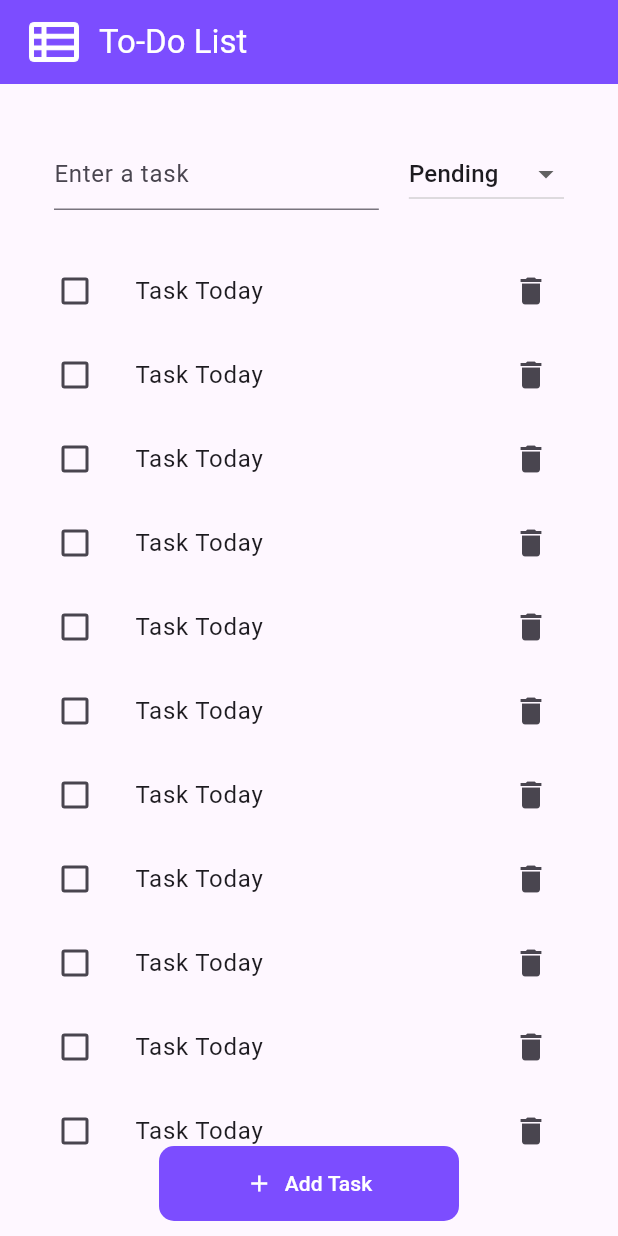
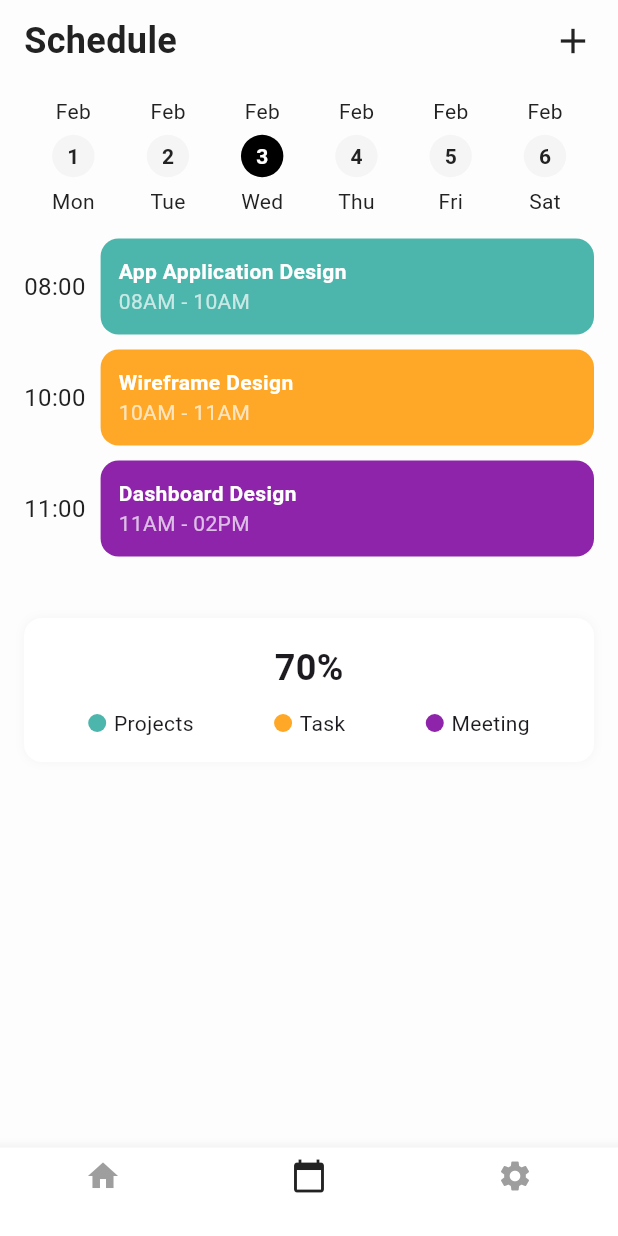
Before and after one commit to Bin291/flutter_new, a Flutter app: the screen it shows after launch, on a phone screen of 412 x 824 dp. Run offline on Flutter 3.47's test engine with Material 3 defaults, Android fonts, the phone set to English and light mode, and no system bars.

Commit message:
feat: change UI

```diff
--- a/buoi2/lib/main.dart
+++ b/buoi2/lib/main.dart
@@ -1,44 +1,220 @@
 import 'package:flutter/material.dart';
-import 'widgets/custom_button.dart';
-import 'widgets/todo_widget.dart';
 
 void main() {
-  runApp(MyApp());
+  runApp(const MyApp());
 }
 
 class MyApp extends StatelessWidget {
+  const MyApp({super.key});
+
   @override
   Widget build(BuildContext context) {
     return MaterialApp(
       debugShowCheckedModeBanner: false,
-      home: TodoScreen(),
+      home: ScheduleScreen(),
     );
   }
 }
 
-class TodoScreen extends StatelessWidget {
+class ScheduleScreen extends StatelessWidget {
   @override
   Widget build(BuildContext context) {
     return Scaffold(
-      appBar: AppBar(
-        backgroundColor: Colors.deepPurpleAccent,
-        title: Row(
+      backgroundColor: Color(0xFFFDFDFD),
+      body: SafeArea(
+        child: Column(
           children: [
-            Image(image: AssetImage(
-              "assets/images/view-list.png"), // Sử dụng hình ảnh thay thế icon
-              width: 40,
-              height: 40,
-              color: Colors.white,
+            ScheduleHeader(),
+            DateSelector(),
+            Expanded(
+              child: ListView(
+                children: [
+                  ScheduleList(),
+                  SizedBox(height: 20),
+                  AnalyticsCard(),
+                ],
+              ),
             ),
-            SizedBox(width: 10),
-            Text("To-Do List", style: TextStyle(color: Colors.white)),
           ],
         ),
       ),
-      body: Padding(
-        padding: EdgeInsets.all(10.0),
-        child: TodoWidget(),
+      bottomNavigationBar: BottomNavBar(),
+    );
+  }
+}
+
+// Widget hiển thị tiêu đề
+class ScheduleHeader extends StatelessWidget {
+  @override
+  Widget build(BuildContext context) {
+    return Padding(
+      padding: const EdgeInsets.symmetric(horizontal: 16.0, vertical: 10),
+      child: Row(
+        mainAxisAlignment: MainAxisAlignment.spaceBetween,
+        children: [
+          Text(
+            "Schedule",
+            style: TextStyle(fontSize: 24, fontWeight: FontWeight.bold, color: Color(0xFF222222)),
+          ),
+          Icon(Icons.add, size: 28, color: Color(0xFF222222)),
+        ],
       ),
     );
   }
 }
+
+// Widget hiển thị ngày tháng
+class DateSelector extends StatelessWidget {
+  @override
+  Widget build(BuildContext context) {
+    return Padding(
+      padding: const EdgeInsets.symmetric(vertical: 10),
+      child: Row(
+        mainAxisAlignment: MainAxisAlignment.spaceEvenly,
+        children: List.generate(6, (index) {
+          return Column(
+            children: [
+              Text("Feb", style: TextStyle(color: Color(0xFF222222))),
+              Container(
+                padding: EdgeInsets.all(10),
+                decoration: BoxDecoration(
+                  color: index == 2 ? Color(0xFF000000) : Color(0xFFF5F5F5),
+                  shape: BoxShape.circle,
+                ),
+                child: Text(
+                  "${index + 1}",
+                  style: TextStyle(
+                    color: index == 2 ? Colors.white : Color(0xFF222222),
+                    fontWeight: FontWeight.bold,
+                  ),
+                ),
+              ),
+              Text(["Mon", "Tue", "Wed", "Thu", "Fri", "Sat"][index], style: TextStyle(color: Color(0xFF222222))),
+            ],
+          );
+        }),
+      ),
+    );
+  }
+}
+
+// Widget hiển thị danh sách lịch trình
+class ScheduleList extends StatelessWidget {
+  final List<Map<String, dynamic>> schedules = [
+    {"time": "08:00", "title": "App Application Design", "duration": "08AM - 10AM", "color": Color(0xFF4DB6AC)},
+    {"time": "10:00", "title": "Wireframe Design", "duration": "10AM - 11AM", "color": Color(0xFFFFA726)},
+    {"time": "11:00", "title": "Dashboard Design", "duration": "11AM - 02PM", "color": Color(0xFF8E24AA)},
+  ];
+
+  @override
+  Widget build(BuildContext context) {
+    return Column(
+      children: schedules.map((schedule) => ScheduleItem(schedule: schedule)).toList(),
+    );
+  }
+}
+
+// Widget hiển thị từng mục lịch trình
+class ScheduleItem extends StatelessWidget {
+  final Map<String, dynamic> schedule;
+
+  ScheduleItem({required this.schedule});
+
+  @override
+  Widget build(BuildContext context) {
+    return Padding(
+      padding: const EdgeInsets.symmetric(vertical: 5, horizontal: 16),
+      child: Row(
+        children: [
+          Text(schedule["time"], style: TextStyle(fontSize: 16, color: Color(0xFF222222))),
+          SizedBox(width: 10),
+          Expanded(
+            child: Container(
+              padding: EdgeInsets.all(12),
+              decoration: BoxDecoration(
+                color: schedule["color"],
+                borderRadius: BorderRadius.circular(12),
+              ),
+              child: Column(
+                crossAxisAlignment: CrossAxisAlignment.start,
+                children: [
+                  Text(schedule["title"], style: TextStyle(color: Colors.white, fontWeight: FontWeight.bold)),
+                  Text(schedule["duration"], style: TextStyle(color: Colors.white70)),
+                ],
+              ),
+            ),
+          ),
+        ],
+      ),
+    );
+  }
+}
+
+// Widget hiển thị biểu đồ analytics
+class AnalyticsCard extends StatelessWidget {
+  @override
+  Widget build(BuildContext context) {
+    return Padding(
+      padding: const EdgeInsets.all(16.0),
+      child: Container(
+        padding: EdgeInsets.all(16),
+        decoration: BoxDecoration(
+          color: Colors.white,
+          borderRadius: BorderRadius.circular(12),
+          boxShadow: [BoxShadow(color: Colors.grey.withOpacity(0.1), blurRadius: 5)],
+        ),
+        child: Column(
+          children: [
+            Text("70%", style: TextStyle(fontSize: 24, fontWeight: FontWeight.bold)),
+            SizedBox(height: 10),
+            Row(
+              mainAxisAlignment: MainAxisAlignment.spaceAround,
+              children: [
+                Indicator(color: Color(0xFF4DB6AC), text: "Projects"),
+                Indicator(color: Color(0xFFFFA726), text: "Task"),
+                Indicator(color: Color(0xFF8E24AA), text: "Meeting"),
+              ],
+            ),
+          ],
+        ),
+      ),
+    );
+  }
+}
+
+// Widget hiển thị chỉ mục
+class Indicator extends StatelessWidget {
+  final Color color;
+  final String text;
+
+  Indicator({required this.color, required this.text});
+
+  @override
+  Widget build(BuildContext context) {
+    return Row(
+      children: [
+        Container(width: 12, height: 12, decoration: BoxDecoration(color: color, shape: BoxShape.circle)),
+        SizedBox(width: 5),
+        Text(text, style: TextStyle(fontSize: 14)),
+      ],
+    );
+  }
+}
+
+// Widget hiển thị thanh điều hướng
+class BottomNavBar extends StatelessWidget {
+  @override
+  Widget build(BuildContext context) {
+    return BottomNavigationBar(
+      backgroundColor: Color(0xFFFFFFFF),
+      currentIndex: 1,
+      selectedItemColor: Color(0xFF222222),
+      unselectedItemColor: Colors.grey,
+      items: [
+        BottomNavigationBarItem(icon: Icon(Icons.home), label: ""),
+        BottomNavigationBarItem(icon: Icon(Icons.calendar_today), label: ""),
+        BottomNavigationBarItem(icon: Icon(Icons.settings), label: ""),
+      ],
+    );
+  }
+}
--- a/buoi2/lib/widgets/todo_widget.dart
+++ b/buoi2/lib/widgets/todo_widget.dart
@@ -10,7 +10,7 @@ import 'package:flutter/material.dart';
                     final TextEditingController _controller = TextEditingController();
                     final List<String> _statusOptions = ["Pending", "Completed"];
                     String _selectedStatus = "Pending";
-                    List<bool> _isCheckedList = List<bool>.generate(100000, (index) => false);
+                    List<bool> _isCheckedList = List<bool>.generate(100000, (index) => false);// nguon cam hung goi ten gpt
 
                     @override
                     Widget build(BuildContext context) {
```
